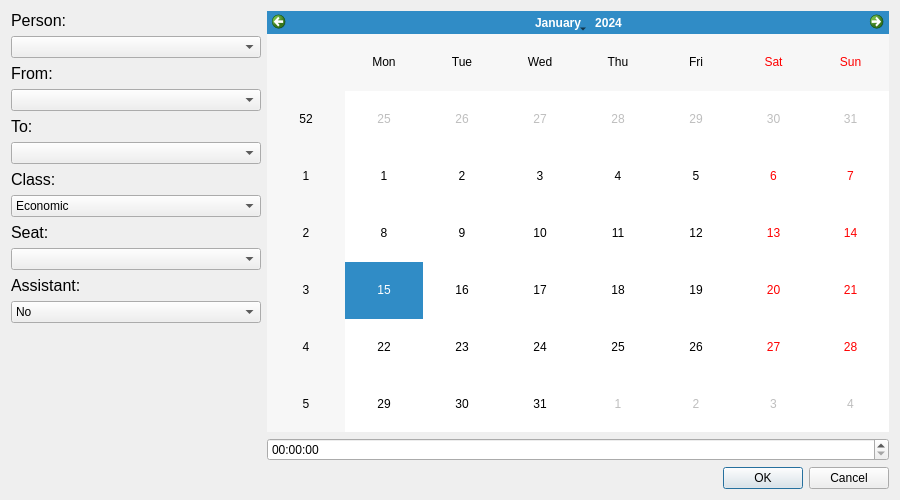
This is booking_dialog.ui in jozmac/lotnisko as Qt 5 draws it before an edit. The edited form follows.
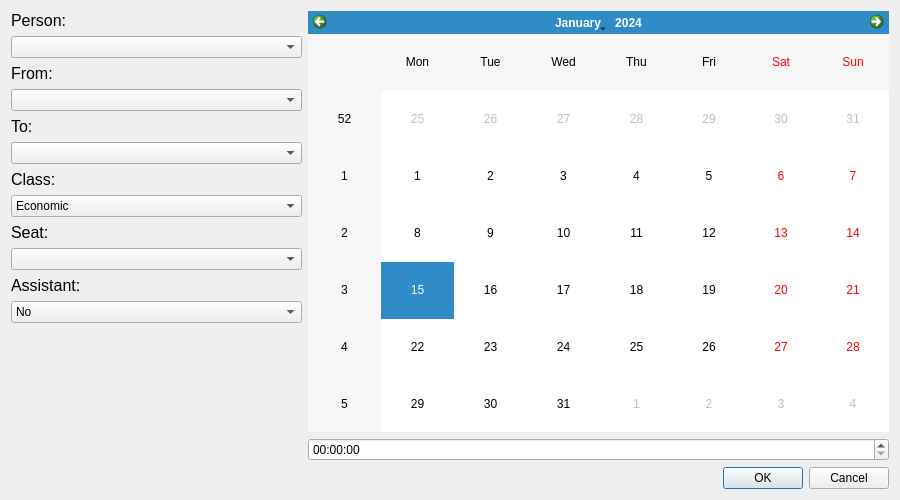
This is the edited form.

The edit to the form file:
```diff
--- a/booking_dialog.ui
+++ b/booking_dialog.ui
@@ -15,12 +15,15 @@
   </property>
   <layout class="QVBoxLayout" name="verticalLayout_3">
    <item>
-    <layout class="QHBoxLayout" name="horizontalLayout">
+    <layout class="QHBoxLayout" name="horizontalLayout" stretch="1,2">
      <item>
       <layout class="QVBoxLayout" name="verticalLayout_combo">
        <property name="spacing">
         <number>6</number>
        </property>
+       <property name="sizeConstraint">
+        <enum>QLayout::SetMinAndMaxSize</enum>
+       </property>
        <item>
         <widget class="QLabel" name="label_person">
          <property name="font">
@@ -34,7 +37,17 @@
         </widget>
        </item>
        <item>
-        <widget class="QComboBox" name="comboBox_person"/>
+        <widget class="QComboBox" name="comboBox_person">
+         <property name="enabled">
+          <bool>true</bool>
+         </property>
+         <property name="sizePolicy">
+          <sizepolicy hsizetype="MinimumExpanding" vsizetype="Fixed">
+           <horstretch>0</horstretch>
+           <verstretch>0</verstretch>
+          </sizepolicy>
+         </property>
+        </widget>
        </item>
        <item>
         <widget class="QLabel" name="label_from">
@@ -54,7 +67,7 @@
           <bool>true</bool>
          </property>
          <property name="sizePolicy">
-          <sizepolicy hsizetype="Minimum" vsizetype="Fixed">
+          <sizepolicy hsizetype="MinimumExpanding" vsizetype="Fixed">
            <horstretch>0</horstretch>
            <verstretch>0</verstretch>
           </sizepolicy>
@@ -85,7 +98,7 @@
           <bool>true</bool>
          </property>
          <property name="sizePolicy">
-          <sizepolicy hsizetype="Minimum" vsizetype="Fixed">
+          <sizepolicy hsizetype="MinimumExpanding" vsizetype="Fixed">
            <horstretch>0</horstretch>
            <verstretch>0</verstretch>
           </sizepolicy>
@@ -116,7 +129,7 @@
           <bool>true</bool>
          </property>
          <property name="sizePolicy">
-          <sizepolicy hsizetype="Minimum" vsizetype="Fixed">
+          <sizepolicy hsizetype="MinimumExpanding" vsizetype="Fixed">
            <horstretch>0</horstretch>
            <verstretch>0</verstretch>
           </sizepolicy>
@@ -157,7 +170,7 @@
           <bool>true</bool>
          </property>
          <property name="sizePolicy">
-          <sizepolicy hsizetype="Minimum" vsizetype="Fixed">
+          <sizepolicy hsizetype="MinimumExpanding" vsizetype="Fixed">
            <horstretch>0</horstretch>
            <verstretch>0</verstretch>
           </sizepolicy>
@@ -188,7 +201,7 @@
           <bool>true</bool>
          </property>
          <property name="sizePolicy">
-          <sizepolicy hsizetype="Minimum" vsizetype="Fixed">
+          <sizepolicy hsizetype="MinimumExpanding" vsizetype="Fixed">
            <horstretch>0</horstretch>
            <verstretch>0</verstretch>
           </sizepolicy>
```
